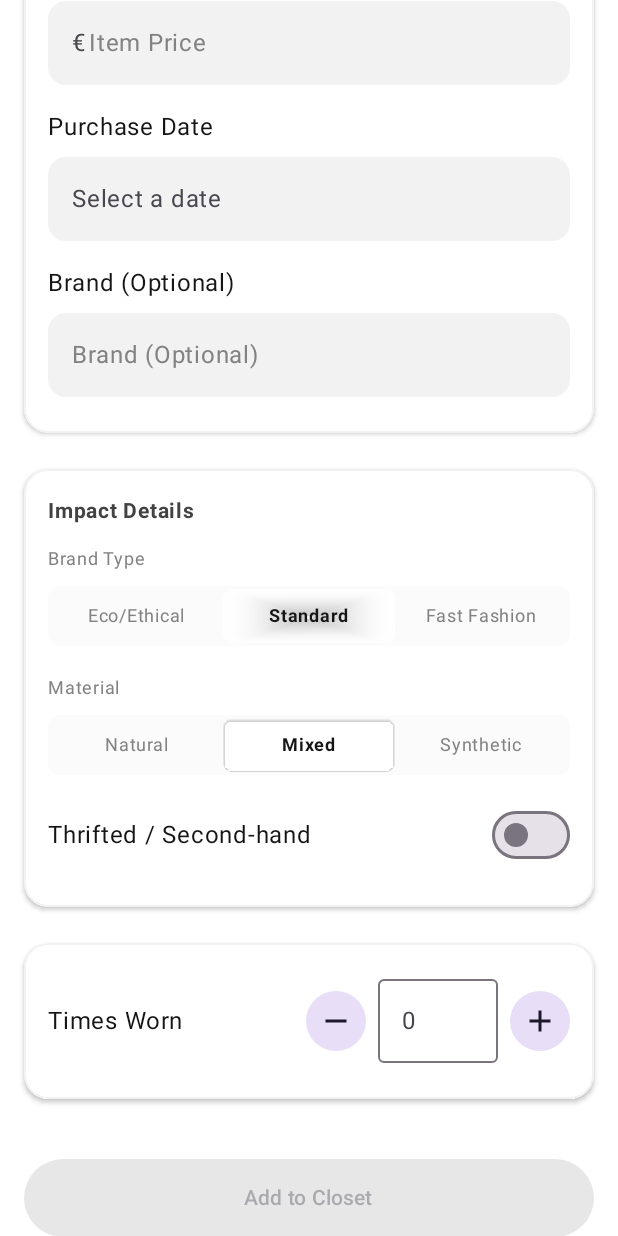
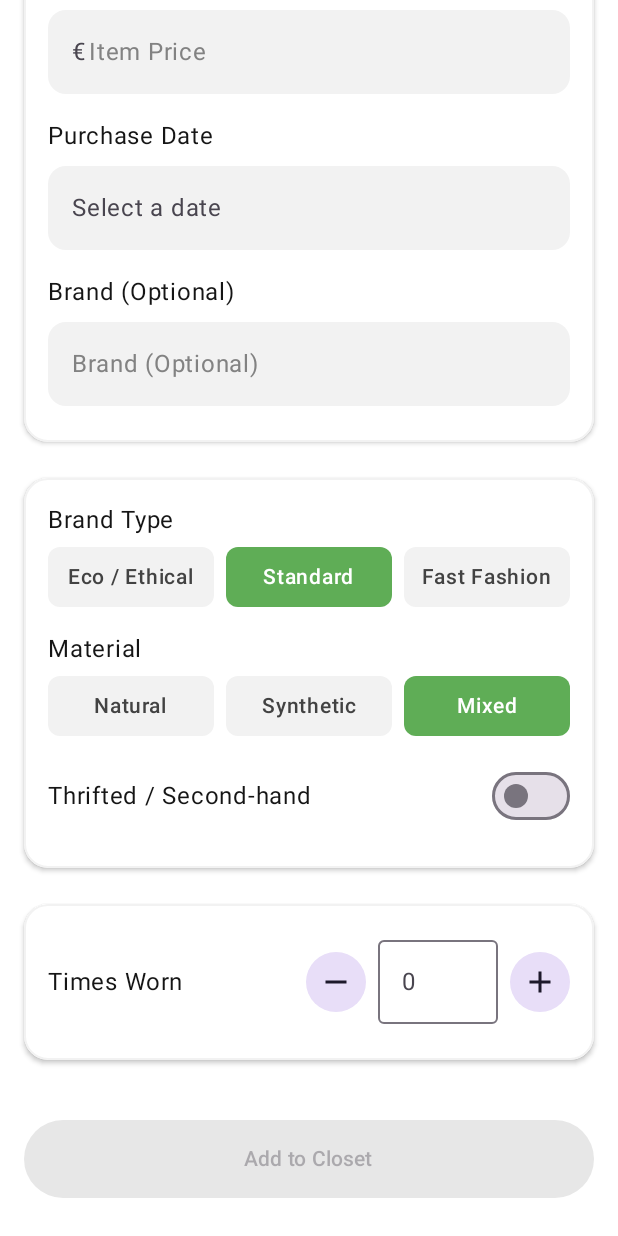
Before and after one commit to Huti-Kappa/CCL3-WS2025, an Android app built with Jetpack Compose: the ItemCreateScreen screen opened through its navigation route, scrolled down 576 dp, on a phone screen of 412 x 824 dp. Run offline under Robolectric (Android 15) with nearby library versions, the light colour scheme and no system bars.

Commit message:
Added new Item Info and Creation Selector

```diff
--- a/code/app/src/main/java/com/example/closetscore/ui/components/InputFields.kt
+++ b/code/app/src/main/java/com/example/closetscore/ui/components/InputFields.kt
@@ -1,13 +1,17 @@
 package com.example.closetscore.ui.components
 
 import android.app.DatePickerDialog
+import androidx.compose.foundation.background
 import androidx.compose.foundation.clickable
 import androidx.compose.foundation.interaction.MutableInteractionSource
 import androidx.compose.foundation.layout.Arrangement
 import androidx.compose.foundation.layout.Box
 import androidx.compose.foundation.layout.Column
 import androidx.compose.foundation.layout.Row
+import androidx.compose.foundation.layout.Spacer
+import androidx.compose.foundation.layout.fillMaxHeight
 import androidx.compose.foundation.layout.fillMaxWidth
+import androidx.compose.foundation.layout.height
 import androidx.compose.foundation.layout.padding
 import androidx.compose.foundation.layout.size
 import androidx.compose.foundation.layout.width
@@ -39,16 +43,23 @@ import androidx.compose.runtime.remember
 import androidx.compose.runtime.setValue
 import androidx.compose.ui.Alignment
 import androidx.compose.ui.Modifier
+import androidx.compose.ui.draw.clip
+import androidx.compose.ui.draw.shadow
 import androidx.compose.ui.graphics.Color
 import androidx.compose.ui.graphics.Color.Companion.Gray
 import androidx.compose.ui.platform.LocalContext
+import androidx.compose.ui.text.font.FontWeight
 import androidx.compose.ui.text.input.KeyboardType
 import androidx.compose.ui.text.style.TextAlign
 import androidx.compose.ui.unit.dp
+import androidx.compose.ui.unit.sp
 import com.example.closetscore.db.ItemCategory
 import com.example.closetscore.ui.theme.Black
 import com.example.closetscore.ui.theme.DarkGrey
+import com.example.closetscore.ui.theme.DarkestGrey
 import com.example.closetscore.ui.theme.Grey
+import com.example.closetscore.ui.theme.LightGreen
+import com.example.closetscore.ui.theme.White
 import java.text.SimpleDateFormat
 import java.util.*
 
@@ -336,3 +347,67 @@ fun PriceInputField(
         prefix = currencySymbol
     )
 }
+@Composable
+fun SegmentedEnumSelector(
+    options: List<String>,
+    selectedOptionIndex: Int,
+    onOptionSelected: (Int) -> Unit
+) {
+    val selectedColor = LightGreen
+    val unselectedColor = Grey
+    val selectedTextColor = White
+    val unselectedTextColor = DarkestGrey
+
+    Column(
+        verticalArrangement = Arrangement.spacedBy(8.dp),
+        modifier = Modifier.fillMaxWidth()
+    ) {
+        val chunkedOptions = options.chunked(3)
+
+        var globalIndex = 0
+
+        chunkedOptions.forEach { rowOptions ->
+            Row(
+                horizontalArrangement = Arrangement.spacedBy(8.dp),
+                modifier = Modifier.fillMaxWidth()
+            ) {
+                rowOptions.forEach { text ->
+                    val currentIndex = globalIndex
+                    val isSelected = currentIndex == selectedOptionIndex
+
+                    Box(
+                        contentAlignment = Alignment.Center,
+                        modifier = Modifier
+                            .weight(1f)
+                            .height(40.dp)
+                            .clip(RoundedCornerShape(8.dp))
+                            .background(if (isSelected) selectedColor else unselectedColor)
+                            .clickable { onOptionSelected(currentIndex) }
+                    ) {
+                        Text(
+                            text = text,
+                            fontSize = 14.sp,
+                            fontWeight = FontWeight.Medium,
+                            color = if (isSelected) selectedTextColor else unselectedTextColor
+                        )
+                    }
+                    globalIndex++
+                }
+                if (rowOptions.size < 3) {
+                    repeat(3 - rowOptions.size) {
+                        Spacer(modifier = Modifier.weight(1f))
+                    }
+                }
+            }
+        }
+    }
+}
+
+@Composable
+fun LabelText(text: String) {
+    Text(
+        text = text,
+        color = Black,
+        modifier = Modifier.padding(bottom = 6.dp)
+    )
+}
--- a/code/app/src/main/java/com/example/closetscore/ui/screens/CreateItem.kt
+++ b/code/app/src/main/java/com/example/closetscore/ui/screens/CreateItem.kt
@@ -209,11 +209,16 @@ fun NameSection(
             value = name,
             onValueChange = onNameChange
         )
-        CategorySelection(
-            label = "Category",
-            selectedCategory = category,
-            onCategorySelected = onCategoryChange
+        LabelText("Category")
+        val categoryOptions = ItemCategory.entries.map { it.name.replace("_", " ") }
+        SegmentedEnumSelector(
+            options = categoryOptions,
+            selectedOptionIndex = category?.ordinal ?: -1,
+            onOptionSelected = { index ->
+                onCategoryChange(ItemCategory.entries[index])
+            }
         )
+
     }
 }
 
@@ -244,7 +249,6 @@ fun PurchaseSection(
         )
     }
 }
-
 @Composable
 fun ScoringSection(
     brandType: BrandType,
@@ -255,59 +259,42 @@ fun ScoringSection(
     onSecondHandChange: (Boolean) -> Unit
 ) {
     SectionContainer {
-        Text(
-            text = "Impact Details",
-            fontSize = 14.sp,
-            fontWeight = FontWeight.Bold,
-            color = DarkestGrey,
-            modifier = Modifier.padding(bottom = 8.dp)
-        )
+        LabelText("Brand Type")
 
-        // Brand Tier Selector
-        LabelText("Brand Type")
+        val brandOptions = BrandType.entries.map {
+            when(it) {
+                BrandType.ECO_SUSTAINABLE -> "Eco / Ethical"
+                BrandType.STANDARD -> "Standard"
+                BrandType.FAST_FASHION -> "Fast Fashion"
+            }
+        }
+
         SegmentedEnumSelector(
-            options = listOf("Eco/Ethical", "Standard", "Fast Fashion"),
-            selectedOptionIndex = when(brandType) {
-                BrandType.ECO_SUSTAINABLE -> 0
-                BrandType.STANDARD -> 1
-                BrandType.FAST_FASHION -> 2
-            },
+            options = brandOptions,
+            selectedOptionIndex = brandType.ordinal,
             onOptionSelected = { index ->
-                onBrandTypeChange(
-                    when(index) {
-                        0 -> BrandType.ECO_SUSTAINABLE
-                        1 -> BrandType.STANDARD
-                        else -> BrandType.FAST_FASHION
-                    }
-                )
+                onBrandTypeChange(BrandType.entries[index])
             }
         )
 
         Spacer(modifier = Modifier.height(16.dp))
 
-        // Material Selector
         LabelText("Material")
+
+        val materialOptions = MaterialType.entries.map {
+            it.name.lowercase().replaceFirstChar { char -> char.uppercase() }
+        }
+
         SegmentedEnumSelector(
-            options = listOf("Natural", "Mixed", "Synthetic"),
-            selectedOptionIndex = when(material) {
-                MaterialType.NATURAL -> 0
-                MaterialType.MIXED -> 1
-                MaterialType.SYNTHETIC -> 2
-            },
+            options = materialOptions,
+            selectedOptionIndex = material.ordinal,
             onOptionSelected = { index ->
-                onMaterialChange(
-                    when(index) {
-                        0 -> MaterialType.NATURAL
-                        1 -> MaterialType.MIXED
-                        else -> MaterialType.SYNTHETIC
-                    }
-                )
+                onMaterialChange(MaterialType.entries[index])
             }
         )
 
         Spacer(modifier = Modifier.height(8.dp))
 
-        // Thrift Switch
         SwitchRow(
             label = "Thrifted / Second-hand",
             checked = isSecondHand,
@@ -340,52 +327,3 @@ fun SectionContainer(content: @Composable ColumnScope.() -> Unit) {
         content()
     }
 }
-
-@Composable
-fun LabelText(text: String) {
-    Text(
-        text = text,
-        fontSize = 12.sp,
-        color = DarkGrey,
-        modifier = Modifier.padding(bottom = 6.dp)
-    )
-}
-
-@Composable
-fun SegmentedEnumSelector(
-    options: List<String>,
-    selectedOptionIndex: Int,
-    onOptionSelected: (Int) -> Unit
-) {
-    Row(
-        modifier = Modifier
-            .fillMaxWidth()
-            .height(40.dp)
-            .clip(RoundedCornerShape(8.dp))
-            .background(Grey.copy(alpha = 0.3f))
-            .padding(2.dp)
-    ) {
-        options.forEachIndexed { index, text ->
-            val isSelected = index == selectedOptionIndex
-            Box(
-                modifier = Modifier
-                    .weight(1f)
-                    .fillMaxHeight()
-                    .clip(RoundedCornerShape(6.dp))
-                    .background(if (isSelected) White else Color.Transparent)
-                    .clickable { onOptionSelected(index) }
-                    .then(
-                        if (isSelected) Modifier.shadow(1.dp, RoundedCornerShape(6.dp)) else Modifier
-                    ),
-                contentAlignment = Alignment.Center
-            ) {
-                Text(
-                    text = text,
-                    fontSize = 12.sp,
-                    fontWeight = if (isSelected) FontWeight.Bold else FontWeight.Normal,
-                    color = if (isSelected) Black else DarkGrey
-                )
-            }
-        }
-    }
-}
```
Also changed, not shown: code/app/src/main/java/com/example/closetscore/ui/components/ItemCard.kt (+21 -25 lines).
